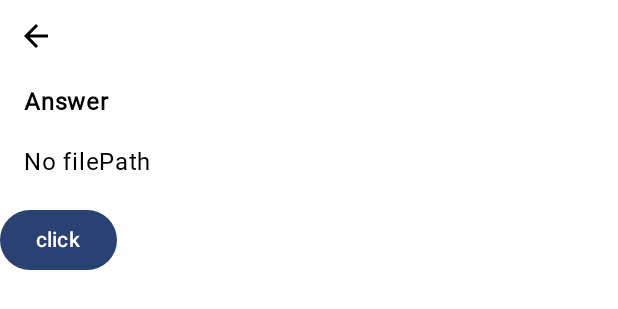
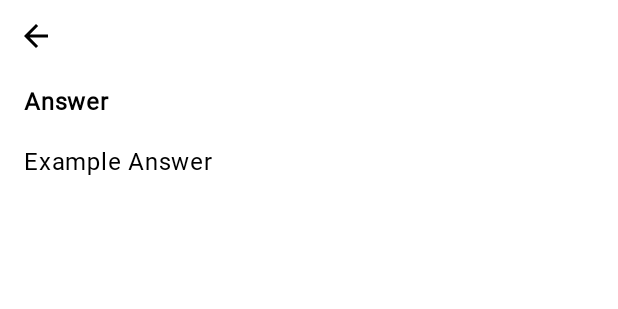
Before and after one commit to cgodevs/prompt-tuning-kotlin-mvp, an Android app built with Jetpack Compose: the @Preview function GreetingPreview, on a phone screen of 412 x 824 dp. Shown: the top 309 px of the screen. Run offline under Robolectric (Android 15) with nearby library versions, the phone set to English and light mode, and no system bars.

Commit message:
Minor fix

```diff
--- a/app/src/main/java/br/com/fiap/startupfiap/screens/GPTAnswerScreen.kt
+++ b/app/src/main/java/br/com/fiap/startupfiap/screens/GPTAnswerScreen.kt
@@ -1,6 +1,5 @@
 package br.com.fiap.startupfiap.screens
 
-import android.util.Log
 import androidx.compose.foundation.layout.Arrangement
 import androidx.compose.foundation.layout.Column
 import androidx.compose.foundation.layout.Row
@@ -8,14 +7,11 @@ import androidx.compose.foundation.layout.fillMaxSize
 import androidx.compose.foundation.layout.fillMaxWidth
 import androidx.compose.material.icons.Icons
 import androidx.compose.material.icons.outlined.ArrowBack
-import androidx.compose.material3.Button
 import androidx.compose.material3.Icon
 import androidx.compose.material3.IconButton
-import androidx.compose.material3.Text
 import androidx.compose.runtime.Composable
 import androidx.compose.ui.Modifier
 import androidx.navigation.NavHostController
-import br.com.fiap.startupfiap.api.GptAssistant
 import br.com.fiap.startupfiap.components.GPTAnswerSpace
 
 @Composable
@@ -24,7 +20,7 @@ fun GPTAnswerScreen(nav: NavHostController){
     val filePath = arguments?.getString("filePath") ?: "No filePath"
     val command = arguments?.getString("command") ?: "No command"
 
-    val gptAssistant = GptAssistant()
+//    val gptAssistant = GptAssistant()
 
     Column(
         modifier = Modifier.fillMaxSize()
@@ -43,15 +39,15 @@ fun GPTAnswerScreen(nav: NavHostController){
 
         Row(modifier = Modifier.fillMaxWidth()){
             GPTAnswerSpace(
-                content = filePath
+                content = "Example Answer"
             )
         }
-        Button(
-            onClick = {
-                Log.d("StartupFIAPLogs", gptAssistant.askGpt("tell a joke"))
-            }
-        ){
-            Text("click")
-        }
+//        Button(
+//            onClick = {
+//                Log.d("StartupFIAPLogs", gptAssistant.askGpt("tell a joke"))
+//            }
+//        ){
+//            Text("click")
+//        }
     }
 }
```
